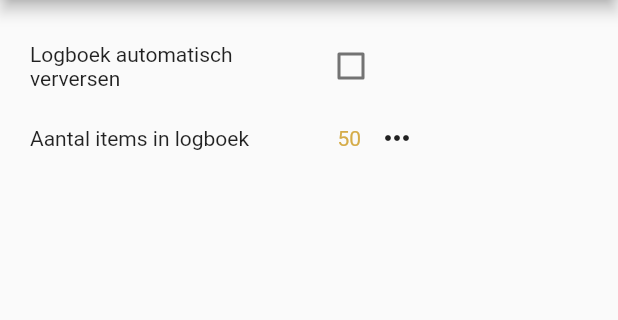
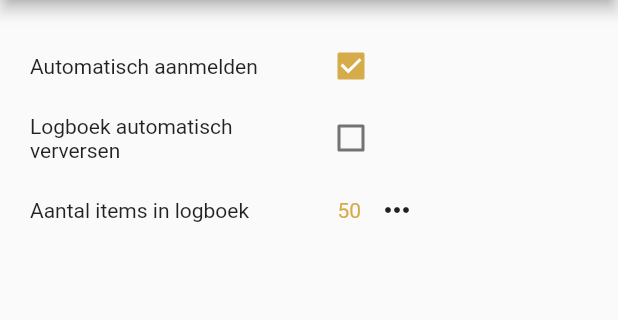
Before and after one commit to rjnkr/myglide, a Flutter app: the SettingsScreen screen opened by its route, on a phone screen of 412 x 824 dp, the part 84-404 px from its top. Run offline on Flutter 3.47's test engine with Material 2 defaults, Android fonts, the light colour scheme and no system bars; our stand-ins replace connectivity, numberpicker, shared_preferences; missing offline and left inert: encrypt, flutter_mailer, flutter_picker; accounts and stored records are empty.

Commit message:
released version

```diff
--- a/my_glide/lib/data/aanwezig.dart
+++ b/my_glide/lib/data/aanwezig.dart
@@ -16,6 +16,9 @@ class Aanwezig
   // Onszelf aanmelden voor de vliegdag
   // voorkeurVliegtuigType is een CSV string met de ID uit de type tabel
   static Future<bool> aanmeldenLidVandaag(String voorkeurVliegtuigType, String opmerking) async {
+    if (serverSession.login.userInfo == null)       // we weten niet wie het is
+      return false;
+
     try {
         if (serverSession.isDemo)
         {
@@ -62,6 +65,6 @@ class Aanwezig
     {
       print (e);
     }
-    return null;
+    return List();          // exception geeft leeg object terug
   }
 }
--- a/my_glide/lib/data/login.dart
+++ b/my_glide/lib/data/login.dart
@@ -71,8 +71,8 @@ class Login
     // uitgelogd dus UserInfo niet meer verversen
     if (_userInfoRefreshTimer != null)  _userInfoRefreshTimer.cancel();
 
-    serverSession.clearCredentials();
     _clearCredentials();
+    serverSession = new Session();    // Gooi alles uit het geheugen weg
   }
 
   // Haal de info van de ingelogde gebruiker op. username is de gebruikte inlognaam
@@ -88,6 +88,7 @@ class Login
       else
       {
         if (url == null)  url = await serverSession.getLastUrl();
+
         String request = '$url/php/main.php?Action=Login.getUserInfoJSON';
         http.Response response = await serverSession.get(request);
         parsed = json.decode(response.body);
@@ -111,8 +112,8 @@ class Login
       _lastUserInfoOpgehaald = DateTime.now();
       _setTimerForNextUserInfo();
 
-
       serverSession.ophalenZonOpkomstOndergang();
+      serverSession.getAutoAanmelden();
 
       return true;
     }
--- a/my_glide/lib/data/vliegtuigen.dart
+++ b/my_glide/lib/data/vliegtuigen.dart
@@ -11,7 +11,6 @@ import 'package:http/http.dart' as http;
 import 'package:my_glide/data/session.dart';
 
 // my glide own widgets
-
 
 class Vliegtuigen {
 
@@ -39,6 +38,6 @@ class Vliegtuigen {
     {
       print (e);
     }
-    return null;
+    return Map();       // exception geeft leeg object terug
   }
 }
--- a/my_glide/lib/main.dart
+++ b/my_glide/lib/main.dart
@@ -1,11 +1,13 @@
 // language packages
 import 'package:flutter/material.dart';
+import 'dart:async';
 
 // language add-ons
 
 // my glide utils
 import 'package:my_glide/utils/my_glide_const.dart';
 import 'package:my_glide/utils/my_navigation.dart';
+import 'package:my_glide/utils/gps.dart';
 
 // my glide data providers
 
@@ -16,6 +18,8 @@ import 'package:my_glide/pages/splash_scherm.dart';
 import 'package:my_glide/pages/mijn_logboek_scherm.dart';
 
 void main() async {
+  Timer gpsTimer = Timer.periodic(Duration(seconds: 30), (Timer t) => gpsData.gpsLocatie());
+
   runApp(new MaterialApp(
     title: MyGlideConst.AppName,
     debugShowCheckedModeBanner: false,
@@ -23,6 +27,7 @@ void main() async {
     routes: routes
   ));
 }
+
 
 class MyGlideApp extends StatefulWidget {
   @override
--- a/my_glide/lib/pages/settings_scherm.dart
+++ b/my_glide/lib/pages/settings_scherm.dart
@@ -21,10 +21,14 @@ class SettingsScreen extends StatefulWidget {
 class SettingsScreenState extends State<SettingsScreen> {
   int _nrLogboekItems;
   bool _autoLoadLogboek;
+  bool _autoAanmelden;
 
   @override
   void initState() {
     super.initState();
+
+      Storage.getBool('autoAanmelden', defaultValue: true).then((autoAanmelden) {
+        setState(() { _autoAanmelden = autoAanmelden; }); });
 
       Storage.getBool('autoLoadLogboek', defaultValue: false).then((autoLoad) {
         setState(() { _autoLoadLogboek = autoLoad; }); });
@@ -52,6 +56,26 @@ class SettingsScreenState extends State<SettingsScreen> {
           child: Column(
             mainAxisAlignment: MainAxisAlignment.start,
             children: <Widget>[
+              Row(
+                children: <Widget>[
+                  SizedBox (
+                    width: 190,
+                    child: Text("Automatisch aanmelden")
+                  ),
+                  Checkbox(
+                    activeColor: MyGlideConst.frontColor,
+                    value: _autoAanmelden ?? false,
+                    tristate: false,
+                    onChanged: (bool value)
+                    {
+                      setState(() {
+                        _autoAanmelden = value;
+                        Storage.setBool('autoAanmelden', value);
+                      });
+                    },
+                  )
+                ],
+              ),
               Row(
                 children: <Widget>[
                   SizedBox (
@@ -91,7 +115,6 @@ class SettingsScreenState extends State<SettingsScreen> {
                   )
                 ],
               )
-
             ])
           )
         )
--- a/my_glide/lib/pages/startlijst_details.dart
+++ b/my_glide/lib/pages/startlijst_details.dart
@@ -203,6 +203,9 @@ class LogboekDetailsScreen extends StatelessWidget {
 
   // email versturen naar beheerder
   void _sendEmail(Map vluchtData) async {
+    if (serverSession.login.userInfo == null)       // we weten niet wie het is
+      return ;
+
     String emailBody = "Goedendag,<br><br>Ik zou graag het volgende willen wijzigen in mijn logboek.<br><br> << hier uw tekst >> <br><br>Met vriendelijke groet,<br><br>";
     emailBody += "${serverSession.login.userInfo['NAAM']}<br><br><br><br>";
 
--- a/my_glide/lib/pages/vandaag_details.dart
+++ b/my_glide/lib/pages/vandaag_details.dart
@@ -88,7 +88,7 @@ class _AanwezigDetailsScreenState extends State<AanwezigDetailsScreen> {
   Widget _toonTabbladen() {
     List<Widget> tabs = List<Widget>();
 
-    if (serverSession.login.isInstructeur)
+    if ((serverSession.login.isInstructeur) || (serverSession.login.isBeheerder))
       tabs.add(Icon(Icons.history));
 
     tabs.add(Icon(Icons.today));
@@ -104,7 +104,7 @@ class _AanwezigDetailsScreenState extends State<AanwezigDetailsScreen> {
   Widget _tabbladInhoud() {
     List<Widget> pages = List<Widget>();
 
-    if (serverSession.login.isInstructeur)
+    if ((serverSession.login.isInstructeur) || (serverSession.login.isBeheerder))
       pages.add(_toonRecency());                                    // Instructeurs zien recente ervaring van vlieger
 
     pages.add(_samenvatting());                                     // tabblad met samenvattign van vandaag
@@ -113,7 +113,7 @@ class _AanwezigDetailsScreenState extends State<AanwezigDetailsScreen> {
     return TabBarView(children: pages);
   }
 
-  // Samenvatting voor deze vlieger, voro vandaag. Eigenlijk meer details als zichtbaar op eerste blad
+  // Samenvatting voor deze vlieger, voor vandaag. Eigenlijk meer details als zichtbaar op eerste blad
   Widget _samenvatting() {
     return
       Padding(
--- a/my_glide/lib/utils/my_glide_const.dart
+++ b/my_glide/lib/utils/my_glide_const.dart
@@ -76,6 +76,9 @@ class MyGlideConst {
   static const double breedteLogoekDetails = 325;
   static const double breedteAanwezigDetails = 1;
 
+  static const double takeOffSpeed = 50 / 3.6;    // takeOffSpeed in m/s,  50 km/h
+  static const double noStallAltitude = 100;      // Onder de 100 mag snelheid niet onder takeOffSpeed komen, anders zijn we geland
+
   static Color appBarBackground() {
     return backgroundColor;
   }
```
Also changed, not shown: my_glide/lib/data/session.dart (+36 -1 lines), my_glide/lib/data/startlijst.dart (+14 -8 lines), my_glide/lib/widget/hoofd_menu.dart (+7 -2 lines), my_glide/pubspec.yaml (+5 -2 lines), my_glide/lib/pages/login_scherm.dart (line endings or trailing spaces), 9 other files.
